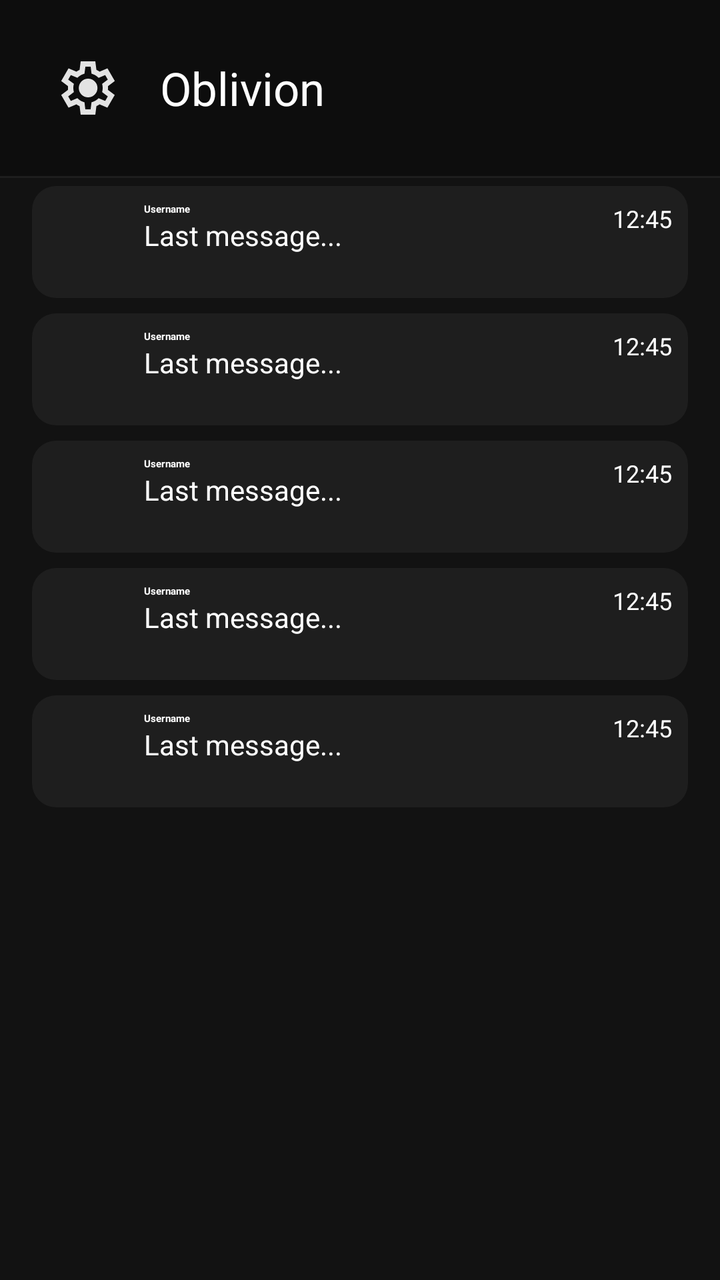
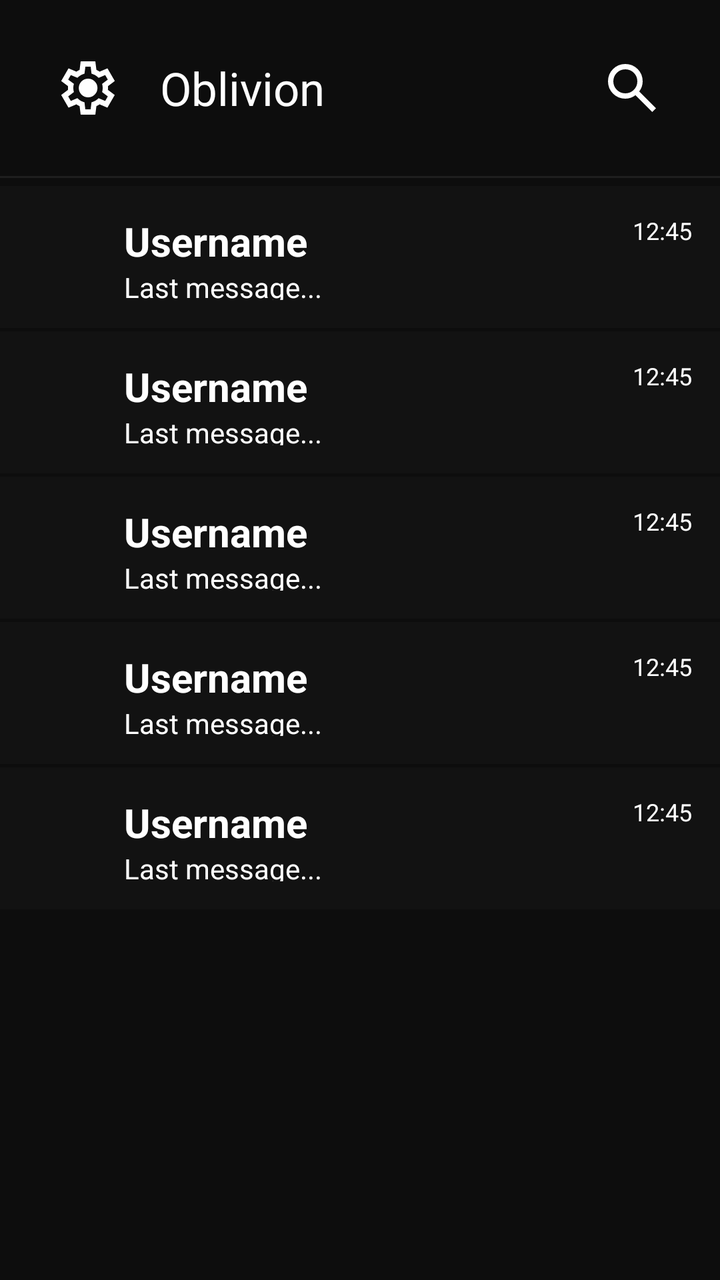

Two renders of the same Android screen: before a commit and after it. Below are the layout's source before the change and the commit's diff.
<!-- AndroidManifest.xml: application theme Theme.Oblivion -->
<!-- res/layout/fragment_home.xml -->
<FrameLayout xmlns:android="http://schemas.android.com/apk/res/android"
    android:layout_width="match_parent"
    android:layout_height="match_parent"
    android:background="@color/dark_800">

    <LinearLayout
        android:layout_width="match_parent"
        android:layout_height="match_parent"
        android:orientation="vertical">

        
        <LinearLayout
            android:layout_width="match_parent"
            android:layout_height="wrap_content"
            android:orientation="horizontal"
            android:gravity="center_vertical"
            android:padding="20dp"
            android:background="@color/dark_900">

            <ImageView
                android:id="@+id/chatIcon"
                android:layout_width="48dp"
                android:layout_height="48dp"
                android:src="@drawable/settings"
                android:clickable="true"
                android:focusable="true"
                android:padding="8dp"
                android:background="?attr/selectableItemBackgroundBorderless"/>

            <TextView
                android:layout_width="wrap_content"
                android:layout_height="wrap_content"
                android:layout_marginStart="12dp"
                android:text="@string/app_name"
                android:textSize="23sp"
                android:textColor="@android:color/white"/>
        </LinearLayout>

        
        <View
            android:layout_width="match_parent"
            android:layout_height="1dp"
            android:background="@color/dark_700"/>

        
        <LinearLayout
            android:layout_width="match_parent"
            android:layout_height="wrap_content"
            android:orientation="vertical"
            android:paddingTop="4dp"
            android:paddingHorizontal="16dp"
            android:divider="@android:color/transparent"
            android:showDividers="middle"
            android:dividerPadding="8dp">

            <include layout="@layout/chat_item"/>
            <include layout="@layout/chat_item"/>
            <include layout="@layout/chat_item"/>
            <include layout="@layout/chat_item"/>
            <include layout="@layout/chat_item"/>
        </LinearLayout>
    </LinearLayout>
</FrameLayout>
<!-- res/layout/chat_item.xml (included above) -->
<?xml version="1.0" encoding="utf-8"?>
<LinearLayout xmlns:android="http://schemas.android.com/apk/res/android"
    android:layout_width="match_parent"
    android:layout_height="wrap_content"
    android:background="@drawable/chat_item_bg"
    android:layout_marginBottom="8dp"
    android:clickable="true"
    android:focusable="true"

    android:orientation="horizontal"

    android:padding="8dp">

    
    <ImageView
        android:id="@+id/chatAvatar"
        android:layout_width="40dp"
        android:layout_height="40dp"
        android:layout_marginEnd="8dp" />

    
    <LinearLayout
        android:layout_width="0dp"
        android:layout_height="wrap_content"
        android:layout_weight="1"
        android:orientation="vertical">

        <TextView
            android:id="@+id/chatName"
            android:layout_width="wrap_content"
            android:layout_height="wrap_content"
            android:text="Username"
            android:textColor="@android:color/white"
            android:textStyle="bold" />

        <TextView
            android:id="@+id/chatMessage"
            android:layout_width="wrap_content"
            android:layout_height="wrap_content"
            android:text="Last message..."
            android:textColor="@android:color/white"
            android:textSize="14sp" />
    </LinearLayout>

    
    <TextView
        android:id="@+id/chatTime"
        android:layout_width="wrap_content"
        android:layout_height="wrap_content"
        android:text="12:45"
        android:textColor="@android:color/white"
        android:textSize="12sp" />
</LinearLayout>
<!-- resources referenced by this layout -->
<resources>
  <color name="dark_700">#1E1E1E</color>
  <color name="dark_800">#121212</color>
  <color name="dark_900">#0D0D0D</color>
  <!-- drawable chat_item_bg (drawable) -->
  <?xml version="1.0" encoding="utf-8"?>
  <ripple xmlns:android="http://schemas.android.com/apk/res/android"
      android:color="?attr/colorControlHighlight">
      <item>
          <shape android:shape="rectangle">
              <solid android:color="@color/dark_700"/>
              <corners android:radius="12dp"/>
          </shape>
      </item>
  </ripple>
  <!-- drawable settings (drawable) -->
  <vector xmlns:android="http://schemas.android.com/apk/res/android" android:autoMirrored="true" android:height="24dp" android:viewportHeight="960" android:viewportWidth="960" android:width="24dp">
        
      <path android:fillColor="#e3e3e3" android:pathData="m370,880 l-16,-128q-13,-5 -24.5,-12T307,725l-119,50L78,585l103,-78q-1,-7 -1,-13.5v-27q0,-6.5 1,-13.5L78,375l110,-190 119,50q11,-8 23,-15t24,-12l16,-128h220l16,128q13,5 24.5,12t22.5,15l119,-50 110,190 -103,78q1,7 1,13.5v27q0,6.5 -2,13.5l103,78 -110,190 -118,-50q-11,8 -23,15t-24,12L590,880L370,880ZM440,800h79l14,-106q31,-8 57.5,-23.5T639,633l99,41 39,-68 -86,-65q5,-14 7,-29.5t2,-31.5q0,-16 -2,-31.5t-7,-29.5l86,-65 -39,-68 -99,42q-22,-23 -48.5,-38.5T533,266l-13,-106h-79l-14,106q-31,8 -57.5,23.5T321,327l-99,-41 -39,68 86,64q-5,15 -7,30t-2,32q0,16 2,31t7,30l-86,65 39,68 99,-42q22,23 48.5,38.5T427,694l13,106ZM482,620q58,0 99,-41t41,-99q0,-58 -41,-99t-99,-41q-59,0 -99.5,41T342,480q0,58 40.5,99t99.5,41ZM480,480Z"/>
      
  </vector>
  <string name="app_name">Oblivion</string>
  <style name="Theme.Oblivion" parent="Theme.Material3.Dark.NoActionBar">
          
          <item name="colorPrimary">@color/purple_700</item>
          <item name="colorOnPrimary">@color/white_100</item>
          <item name="colorSecondary">@color/purple_500</item>
          <item name="colorOnSecondary">@color/white_100</item>
  
          
          <item name="colorSurface">@color/dark_800</item>
          <item name="colorOnSurface">@color/white_100</item>
          <item name="colorSurfaceVariant">@color/dark_700</item>
          <item name="colorOnSurfaceVariant">@color/white_100</item>
  
          
          <item name="colorError">#CF6679</item>
          <item name="colorOnError">@color/white_100</item>
          <item name="colorTertiary">@color/electric_blue</item>
          <item name="colorOnTertiary">@color/dark_900</item>
      </style>
  <color name="purple_700">#7B1FA2</color>
  <color name="white_100">#FFFFFF</color>
  <color name="purple_500">#9C27B0</color>
  <color name="electric_blue">#7DF9FF</color>
</resources>

<!-- the commit's change to res/layout/fragment_home.xml (unified diff, before → after) -->
@@ -1,7 +1,7 @@
 <FrameLayout xmlns:android="http://schemas.android.com/apk/res/android"
     android:layout_width="match_parent"
     android:layout_height="match_parent"
-    android:background="@color/dark_800">
+    android:background="@color/dark_900">
 
     <LinearLayout
         android:layout_width="match_parent"
@@ -34,6 +34,22 @@
                 android:text="@string/app_name"
                 android:textSize="23sp"
                 android:textColor="@android:color/white"/>
+
+            
+            <View
+                android:layout_width="0dp"
+                android:layout_height="0dp"
+                android:layout_weight="1"/>
+
+            <ImageView
+                android:id="@+id/loopIcon"
+                android:layout_width="48dp"
+                android:layout_height="48dp"
+                android:src="@drawable/search"
+                android:clickable="true"
+                android:focusable="true"
+                android:padding="8dp"
+                android:background="?attr/selectableItemBackgroundBorderless"/>
         </LinearLayout>
 
         
@@ -48,7 +64,6 @@
             android:layout_height="wrap_content"
             android:orientation="vertical"
             android:paddingTop="4dp"
-            android:paddingHorizontal="16dp"
             android:divider="@android:color/transparent"
             android:showDividers="middle"
             android:dividerPadding="8dp">
@@ -67,13 +82,13 @@
     android:layout_width="match_parent"
     android:layout_height="wrap_content"
     android:background="@drawable/chat_item_bg"
-    android:layout_marginBottom="8dp"
+    android:layout_marginBottom="2dp"
     android:clickable="true"
     android:focusable="true"
 
     android:orientation="horizontal"
 
-    android:padding="8dp">
+    android:padding="14dp">
 
     
     <ImageView
@@ -94,13 +109,14 @@
             android:layout_width="wrap_content"
             android:layout_height="wrap_content"
             android:text="Username"
+            android:textSize="20sp"
             android:textColor="@android:color/white"
             android:textStyle="bold" />
 
         <TextView
             android:id="@+id/chatMessage"
-            android:layout_width="wrap_content"
-            android:layout_height="wrap_content"
+            android:layout_width="121dp"
+            android:layout_height="16dp"
             android:text="Last message..."
             android:textColor="@android:color/white"
             android:textSize="14sp" />
<!-- resource entries referenced after the edit -->
@@ -9,15 +9,24 @@
       android:color="?attr/colorControlHighlight">
       <item>
           <shape android:shape="rectangle">
-              <solid android:color="@color/dark_700"/>
-              <corners android:radius="12dp"/>
+              <solid android:color="@color/dark_800"/>
           </shape>
       </item>
   </ripple>
+  <!-- drawable search (drawable) -->
+  <vector xmlns:android="http://schemas.android.com/apk/res/android"
+      android:width="24dp"
+      android:height="24dp"
+      android:viewportWidth="960"
+      android:viewportHeight="960">
+    <path
+        android:pathData="M784,840 L532,588q-30,24 -69,38t-83,14q-109,0 -184.5,-75.5T120,380q0,-109 75.5,-184.5T380,120q109,0 184.5,75.5T640,380q0,44 -14,83t-38,69l252,252 -56,56ZM380,560q75,0 127.5,-52.5T560,380q0,-75 -52.5,-127.5T380,200q-75,0 -127.5,52.5T200,380q0,75 52.5,127.5T380,560Z"
+        android:fillColor="@color/white_100"/>
+  </vector>
   <!-- drawable settings (drawable) -->
   <vector xmlns:android="http://schemas.android.com/apk/res/android" android:autoMirrored="true" android:height="24dp" android:viewportHeight="960" android:viewportWidth="960" android:width="24dp">
         
-      <path android:fillColor="#e3e3e3" android:pathData="m370,880 l-16,-128q-13,-5 -24.5,-12T307,725l-119,50L78,585l103,-78q-1,-7 -1,-13.5v-27q0,-6.5 1,-13.5L78,375l110,-190 119,50q11,-8 23,-15t24,-12l16,-128h220l16,128q13,5 24.5,12t22.5,15l119,-50 110,190 -103,78q1,7 1,13.5v27q0,6.5 -2,13.5l103,78 -110,190 -118,-50q-11,8 -23,15t-24,12L590,880L370,880ZM440,800h79l14,-106q31,-8 57.5,-23.5T639,633l99,41 39,-68 -86,-65q5,-14 7,-29.5t2,-31.5q0,-16 -2,-31.5t-7,-29.5l86,-65 -39,-68 -99,42q-22,-23 -48.5,-38.5T533,266l-13,-106h-79l-14,106q-31,8 -57.5,23.5T321,327l-99,-41 -39,68 86,64q-5,15 -7,30t-2,32q0,16 2,31t7,30l-86,65 39,68 99,-42q22,23 48.5,38.5T427,694l13,106ZM482,620q58,0 99,-41t41,-99q0,-58 -41,-99t-99,-41q-59,0 -99.5,41T342,480q0,58 40.5,99t99.5,41ZM480,480Z"/>
+      <path android:fillColor="@color/white_100" android:pathData="m370,880 l-16,-128q-13,-5 -24.5,-12T307,725l-119,50L78,585l103,-78q-1,-7 -1,-13.5v-27q0,-6.5 1,-13.5L78,375l110,-190 119,50q11,-8 23,-15t24,-12l16,-128h220l16,128q13,5 24.5,12t22.5,15l119,-50 110,190 -103,78q1,7 1,13.5v27q0,6.5 -2,13.5l103,78 -110,190 -118,-50q-11,8 -23,15t-24,12L590,880L370,880ZM440,800h79l14,-106q31,-8 57.5,-23.5T639,633l99,41 39,-68 -86,-65q5,-14 7,-29.5t2,-31.5q0,-16 -2,-31.5t-7,-29.5l86,-65 -39,-68 -99,42q-22,-23 -48.5,-38.5T533,266l-13,-106h-79l-14,106q-31,8 -57.5,23.5T321,327l-99,-41 -39,68 86,64q-5,15 -7,30t-2,32q0,16 2,31t7,30l-86,65 39,68 99,-42q22,23 48.5,38.5T427,694l13,106ZM482,620q58,0 99,-41t41,-99q0,-58 -41,-99t-99,-41q-59,0 -99.5,41T342,480q0,58 40.5,99t99.5,41ZM480,480Z"/>
       
   </vector>
   <string name="app_name">Oblivion</string>
